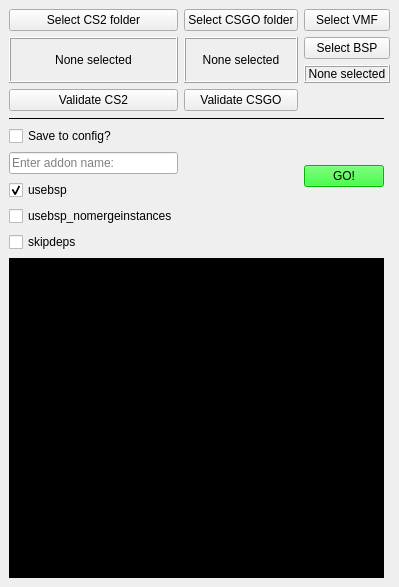
Qt form src/ui/interface.ui (LaplaceTor/cs2-map-importer) before a commit.
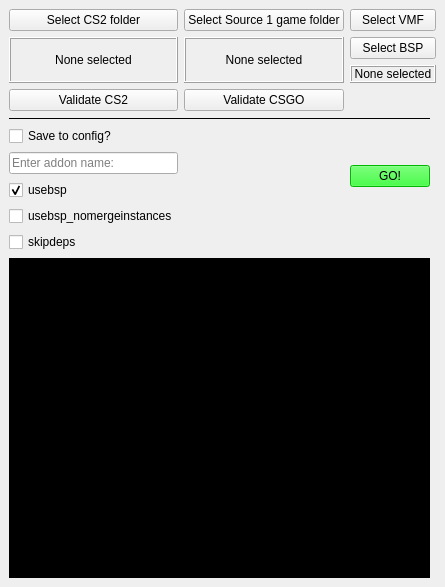
The same form after that commit.

Commit message: Feature: Add Counter-Strike Source import support

What changed in the file:
```diff
--- a/src/ui/interface.ui
+++ b/src/ui/interface.ui
@@ -87,7 +87,7 @@
          <string extracomment="Select &quot;csgo legacy&quot; folder." />
         </property>
         <property name="text">
-         <string>Select CSGO folder</string>
+         <string>Select Source 1 game folder</string>
         </property>
        </widget>
       </item>
```
Left out of the diff: 6 changed lines with no effect on the pictures. The commit also changes 4 other files.
